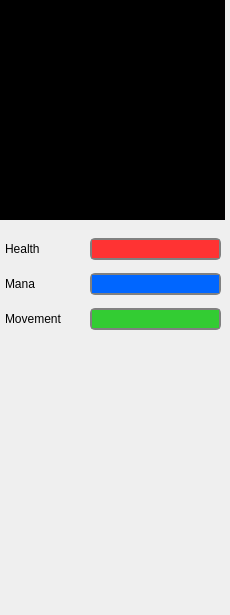
develer-staff/devclient, file src/devclient/gui_map.ui: the form before one commit.
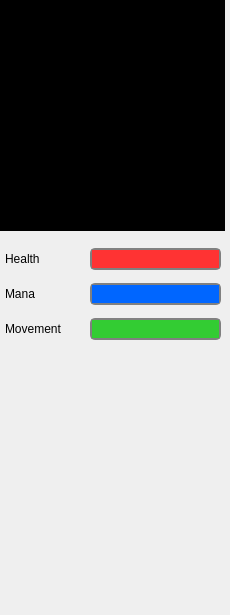
The form after the commit.

Commit message: esperimenti per centrare la mappa wild

Diff of the .ui file:
```diff
--- a/src/devclient/gui_map.ui
+++ b/src/devclient/gui_map.ui
@@ -16,7 +16,7 @@
    <property name="geometry" >
     <rect>
      <x>0</x>
-     <y>225</y>
+     <y>235</y>
      <width>226</width>
      <height>121</height>
     </rect>
@@ -171,7 +171,7 @@
      <x>0</x>
      <y>0</y>
      <width>225</width>
-     <height>220</height>
+     <height>231</height>
     </rect>
    </property>
    <property name="focusPolicy" >
```
Left out of the diff: 6 changed lines with no effect on the pictures. The commit also changes 2 other files.
